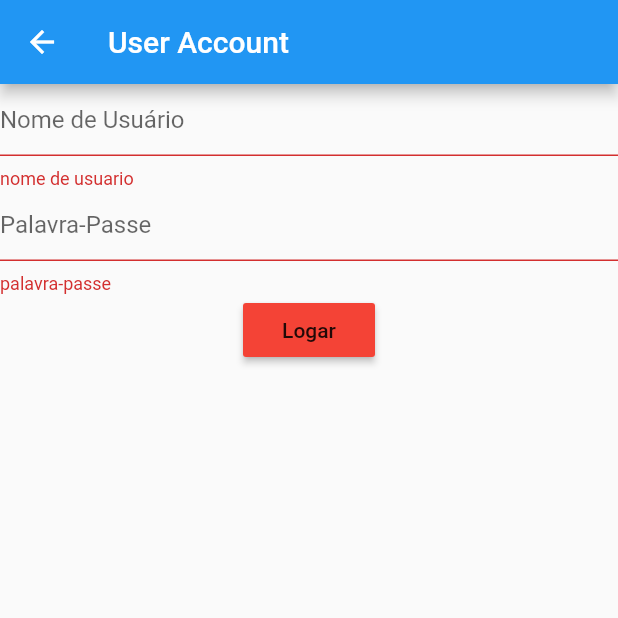
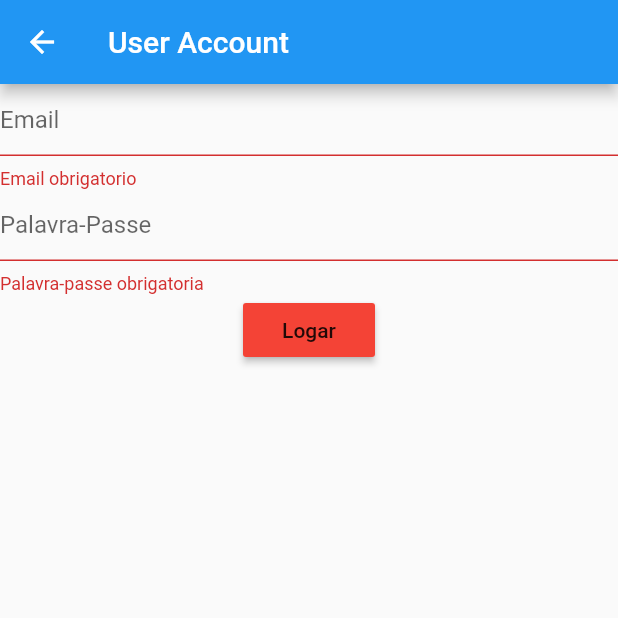
Before and after one commit to nicolau-np/confecionamento, a Flutter app: the UserPage screen opened directly, after a tap on "Logar", on a phone screen of 412 x 824 dp, the top half of it. Run offline on Flutter 3.47's test engine with Material 2 defaults, Android fonts, the phone set to English and light mode, and no system bars; our stand-ins replace carousel_slider, cloud_firestore; accounts and stored records are empty.

Commit message:
changing textEdit username to email

```diff
--- a/lib/pages/user.dart
+++ b/lib/pages/user.dart
@@ -2,7 +2,7 @@ import 'package:flutter/material.dart';
 
 class UserPage extends StatelessWidget {
   GlobalKey<FormState> _key = GlobalKey();
-  final TextEditingController username = TextEditingController();
+  final TextEditingController email = TextEditingController();
   final TextEditingController password = TextEditingController();
 
   @override
@@ -16,21 +16,21 @@ class UserPage extends StatelessWidget {
         child: Column(
           children: [
             TextFormField(
-              controller: username,
+              controller: email,
               validator: (value) {
                 if (value.isEmpty) {
-                  return "nome de usuario";
+                  return "Email obrigatorio";
                 }
               },
               decoration: InputDecoration(
-                hintText: "Nome de Usuário",
+                hintText: "Email",
               ),
             ),
             TextFormField(
               controller: password,
               validator: (value) {
                 if (value.isEmpty) {
-                  return "palavra-passe";
+                  return "Palavra-passe obrigatoria";
                 }
               },
               decoration: InputDecoration(
```
